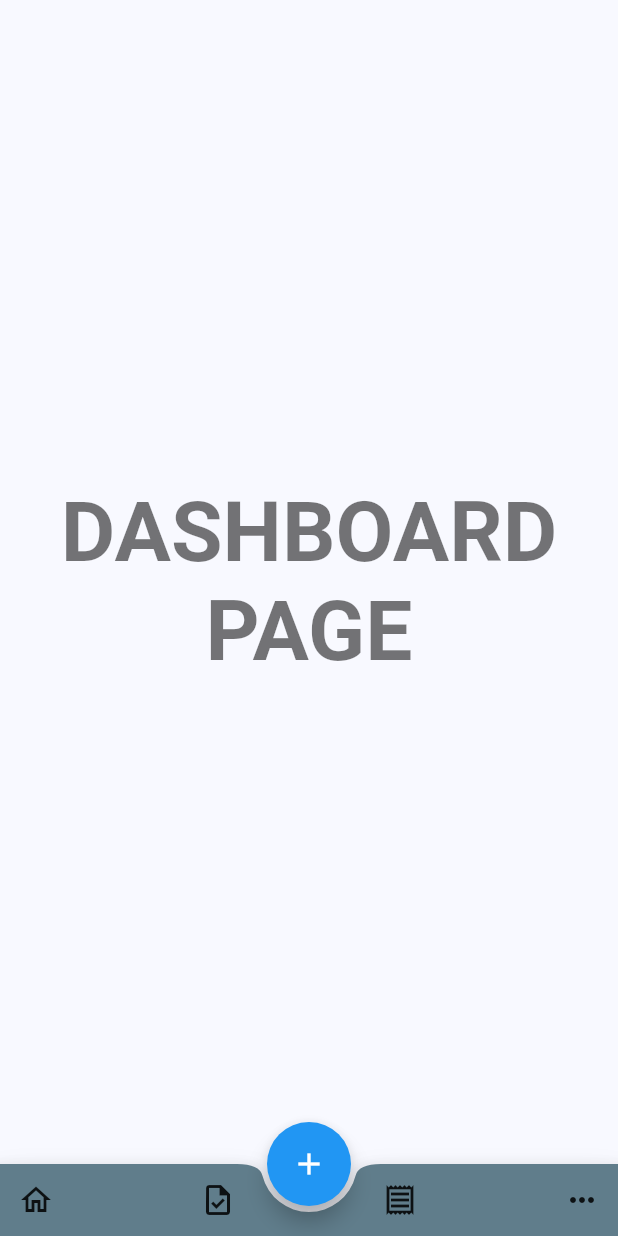
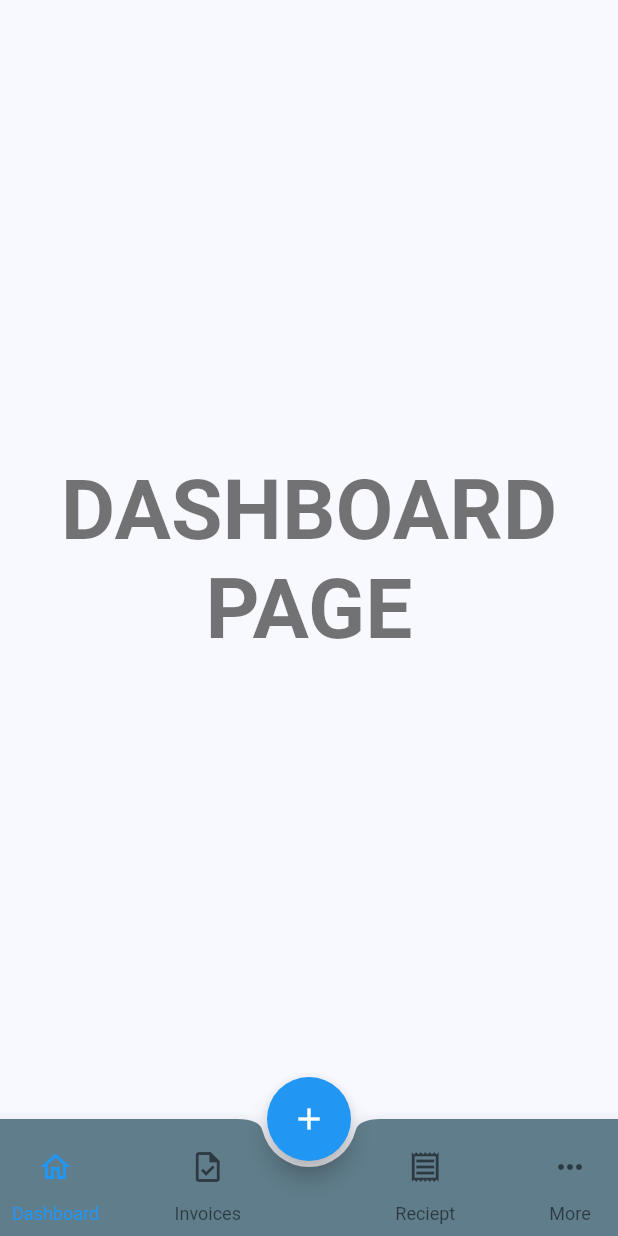
Before and after one commit to ricksondpenha/sevdesk_task, a Flutter app: the screen it shows after launch, on a phone screen of 412 x 824 dp. Run offline on Flutter 3.47's test engine with Material 2 defaults, Android fonts, the phone set to English and light mode, and no system bars; our stand-ins replace flex_color_scheme, flutter_riverpod, freezed_annotation, go_router.

Commit message:
updated changes

```diff
--- a/task2/lib/features/home/view/components/bottom_bar.dart
+++ b/task2/lib/features/home/view/components/bottom_bar.dart
@@ -1,10 +1,33 @@
 import 'package:flutter/material.dart';
 import 'package:flutter_riverpod/flutter_riverpod.dart';
 import 'package:go_router/go_router.dart';
+import 'package:sevdesk_task/features/dashboard/dashboard_page.dart';
 
-import '../state/bottom_bar_state.dart';
+import '../../../invoices/view/invoices_page.dart';
+import '../../../reciepts/view/reciepts_page.dart';
+import '../../../settings/settings_page.dart';
 
-class BottomBar extends StatelessWidget {
+class BottomBarItem {
+  final int index;
+  final String title;
+  final Widget icon;
+  final Widget page;
+  final String routePath;
+  final bool selected;
+  final bool empty;
+
+  BottomBarItem({
+    required this.index,
+    this.title = '',
+    required this.icon,
+    required this.page,
+    required this.routePath,
+    this.selected = false,
+    this.empty = false,
+  });
+}
+
+class BottomBar extends StatefulWidget {
   final int initialIndex;
 
   const BottomBar({
@@ -13,50 +36,102 @@ class BottomBar extends StatelessWidget {
   });
 
   @override
+  State<BottomBar> createState() => _BottomBarState();
+}
+
+class _BottomBarState extends State<BottomBar> {
+  late int _currentIndex;
+
+  @override
+  void initState() {
+    super.initState();
+    _currentIndex = widget.initialIndex;
+  }
+
+  final List<BottomBarItem> pages = [
+    BottomBarItem(
+      index: 0,
+      icon: const Icon(Icons.home_outlined),
+      title: 'Dashboard',
+      page: const DashboardPage(),
+      routePath: DashboardPage.routePath,
+    ),
+    BottomBarItem(
+      index: 1,
+      icon: const Icon(Icons.task_outlined),
+      title: 'Invoices',
+      page: const InvoicesPage(),
+      routePath: InvoicesPage.routePath,
+    ),
+    BottomBarItem(
+      index: 2,
+      title: 'Empty',
+      icon: const Icon(Icons.task_outlined),
+      page: const SizedBox(),
+      routePath: '',
+      empty: true,
+    ),
+    BottomBarItem(
+      index: 3,
+      icon: const Icon(Icons.receipt_outlined),
+      title: 'Reciept',
+      page: const RecieptsPage(),
+      routePath: RecieptsPage.routePath,
+    ),
+    BottomBarItem(
+      index: 4,
+      icon: const Icon(Icons.more_horiz),
+      title: 'More',
+      page: const SettingsPage(),
+      routePath: SettingsPage.routePath,
+    ),
+  ];
+
+  @override
   Widget build(BuildContext context) {
     return Consumer(builder: (context, ref, _) {
       return BottomAppBar(
           shape: const CircularNotchedRectangle(),
           color: Colors.blueGrey,
+          child: Padding(
+            padding: const EdgeInsets.all(8.0),
             child: Row(
                 mainAxisSize: MainAxisSize.max,
                 mainAxisAlignment: MainAxisAlignment.spaceBetween,
                 children: pages
                     .map(
-                  (e) => IconButton(
+                      (e) => e.empty
+                          ? const SizedBox()
+                          : Column(
+                              mainAxisSize: MainAxisSize.min,
+                              children: [
+                                IconButton(
+                                  color: e.index == _currentIndex
+                                      ? Theme.of(context).primaryColor
+                                      : Theme.of(context).unselectedWidgetColor,
                                   onPressed: () {
                                     context.go(e.routePath);
-                      ref.read(navbarState.notifier).update((state) => e);
+                                    _currentIndex = e.index;
+                                    setState(() {});
                                   },
                                   icon: e.icon,
                                 ),
+                                Text(
+                                  e.title,
+                                  style: Theme.of(context)
+                                      .textTheme
+                                      .bodySmall!
+                                      .copyWith(
+                                          color: e.index == _currentIndex
+                                              ? Theme.of(context).primaryColor
+                                              : Theme.of(context)
+                                                  .unselectedWidgetColor),
+                                )
+                              ],
+                            ),
                     )
                     .toList()),
-      );
+          ));
     });
   }
 }
-
-class BottomBarItem extends StatelessWidget {
-  final int index;
-  final String title;
-  final Widget icon;
-  final Widget page;
-  final String routePath;
-  final bool selected;
-
-  const BottomBarItem({
-    super.key,
-    required this.index,
-    required this.title,
-    required this.icon,
-    required this.page,
-    required this.routePath,
-    required this.selected,
-  });
-
-  @override
-  Widget build(BuildContext context) {
-    return Container();
-  }
-}
--- a/task2/lib/features/home/view/home_page.dart
+++ b/task2/lib/features/home/view/home_page.dart
@@ -1,7 +1,8 @@
 import 'package:flutter/material.dart';
 import 'package:go_router/go_router.dart';
-import 'package:sevdesk_task/features/home/view/components/bottom_bar.dart';
-import 'package:sevdesk_task/features/invoices/create_invoice_page.dart';
+
+import 'components/bottom_bar.dart';
+import '../../invoices/view/create_invoice_page.dart';
 
 class HomePage extends StatelessWidget {
   final Widget page;
--- a/task2/lib/features/home/view/state/bottom_bar_state.dart
+++ /dev/null
@@ -1,41 +0,0 @@
-import 'package:flutter/material.dart';
-import 'package:flutter_riverpod/flutter_riverpod.dart';
-
-import '../../../dashboard/dashboard_page.dart';
-import '../../../invoices/invoices_page.dart';
-import '../../../reciepts/reciepts_page.dart';
-import '../../../settings/settings_page.dart';
-import '../../model/bottombar_item.dart';
-
-final List<BottomBarItem> pages = [
-  BottomBarItem(
-    index: 0,
-    icon: const Icon(Icons.home_outlined),
-    title: 'Dashboard',
-    page: const DashboardPage(),
-    routePath: DashboardPage.routePath,
-  ),
-  BottomBarItem(
-    index: 1,
-    icon: const Icon(Icons.task_outlined),
-    title: 'Invoices',
-    page: const InvoicesPage(),
-    routePath: InvoicesPage.routePath,
-  ),
-  BottomBarItem(
-    index: 2,
-    icon: const Icon(Icons.receipt_outlined),
-    title: 'Reciept',
-    page: const RecieptsPage(),
-    routePath: RecieptsPage.routePath,
-  ),
-  BottomBarItem(
-    index: 3,
-    icon: const Icon(Icons.more_horiz),
-    title: 'More',
-    page: const SettingsPage(),
-    routePath: SettingsPage.routePath,
-  ),
-];
-
-final navbarState = StateProvider<BottomBarItem>((ref) => pages.first);
--- a/task2/lib/features/invoices/components/details_form.dart
+++ b/task2/lib/features/invoices/view/components/details_form.dart
@@ -1,7 +1,7 @@
 import 'package:flutter/material.dart';
 import 'package:sevdesk_task/core/widgets/text_input.dart';
 
-import '../../../core/widgets/date_input.dart';
+import '../../../../core/widgets/date_input.dart';
 
 class DetailsForm extends StatelessWidget {
   const DetailsForm({super.key});
--- a/task2/lib/features/invoices/components/empty_invoices.dart
+++ b/task2/lib/features/invoices/view/components/empty_invoices.dart
@@ -1,6 +1,6 @@
 import 'package:flutter/material.dart';
 import 'package:go_router/go_router.dart';
-import 'package:sevdesk_task/features/invoices/create_invoice_page.dart';
+import '../create_invoice_page.dart';
 
 class EmptyInvoices extends StatelessWidget {
   const EmptyInvoices({super.key});
--- a/task2/lib/features/invoices/components/invoice_tile.dart
+++ b/task2/lib/features/invoices/view/components/invoice_tile.dart
@@ -2,7 +2,7 @@ import 'package:flex_color_scheme/flex_color_scheme.dart';
 import 'package:flutter/material.dart';
 import 'package:intl/intl.dart';
 
-import '../model/invoice.dart';
+import '../../model/invoice.dart';
 
 class InvoiceTile extends StatelessWidget {
   const InvoiceTile({
--- a/task2/lib/features/invoices/components/invoices_list.dart
+++ b/task2/lib/features/invoices/view/components/invoices_list.dart
@@ -1,9 +1,9 @@
 import 'package:flex_color_scheme/flex_color_scheme.dart';
 import 'package:flutter/material.dart';
 import 'package:flutter_riverpod/flutter_riverpod.dart';
-import 'package:sevdesk_task/features/invoices/components/invoice_tile.dart';
+import 'package:sevdesk_task/features/invoices/view/components/invoice_tile.dart';
 import 'package:sevdesk_task/features/invoices/model/invoice.dart';
-import 'package:sevdesk_task/features/invoices/state/invoices_list_state.dart';
+import 'package:sevdesk_task/features/invoices/view/state/invoices_list_state.dart';
 
 class InvoicesList extends ConsumerWidget {
   const InvoicesList({super.key});
--- a/task2/lib/features/invoices/invoices_page.dart
+++ b/task2/lib/features/invoices/view/invoices_page.dart
@@ -1,7 +1,7 @@
 import 'package:flutter/material.dart';
 import 'package:go_router/go_router.dart';
-import 'package:sevdesk_task/features/invoices/components/invoices_list.dart';
-import 'package:sevdesk_task/features/invoices/create_invoice_page.dart';
+import 'package:sevdesk_task/features/invoices/view/components/invoices_list.dart';
+import 'package:sevdesk_task/features/invoices/view/create_invoice_page.dart';
 
 class InvoicesPage extends StatelessWidget {
   const InvoicesPage({super.key});
--- a/task2/lib/features/reciepts/components/bottom_drawer.dart
+++ b/task2/lib/features/reciepts/view/components/bottom_drawer.dart
@@ -1,5 +1,4 @@
 import 'package:flutter/material.dart';
-import 'package:sevdesk_task/features/invoices/components/details_form.dart';
 
 class BottomDrawer extends StatelessWidget {
   final List<Widget> children;
--- a/task2/lib/features/reciepts/reciepts_page.dart
+++ b/task2/lib/features/reciepts/view/reciepts_page.dart
@@ -1,6 +1,6 @@
 import 'package:flutter/material.dart';
 
-import '../invoices/components/details_form.dart';
+import '../../invoices/view/components/details_form.dart';
 import 'components/bottom_drawer.dart';
 
 class RecieptsPage extends StatelessWidget {
@@ -40,7 +40,7 @@ class RecieptsPage extends StatelessWidget {
                   ],
                 ),
               ),
-              DetailsForm(),
+              const DetailsForm(),
               Padding(
                 padding: const EdgeInsets.all(16.0),
                 child: Column(
```
Also changed, not shown: task2/lib/features/home/model/bottombar_item.dart (deleted, +0 -19 lines), task2/lib/features/invoices/view/create_invoice_page.dart (renamed from task2/lib/features/invoices/create_invoice_page.dart, +4 -4 lines), task2/lib/services/navigation_service.dart (+4 -4 lines), task2/lib/features/invoices/view/components/choose_contact_tile.dart (renamed from task2/lib/features/invoices/components/choose_contact_tile.dart), task2/lib/features/invoices/view/components/finish_button.dart (renamed from task2/lib/features/invoices/components/finish_button.dart), task2/lib/features/invoices/view/components/invoices_tabbar.dart (renamed from task2/lib/features/invoices/components/invoices_tabbar.dart), task2/lib/features/invoices/view/components/text_section.dart (renamed from task2/lib/features/invoices/components/text_section.dart), task2/lib/features/invoices/view/state/invoices_list_state.dart (renamed from task2/lib/features/invoices/state/invoices_list_state.dart), task2/lib/features/reciepts/view/components/billing_details.dart (renamed from task2/lib/features/reciepts/components/billing_details.dart). Lines whose indentation alone changed are shown as unchanged.
